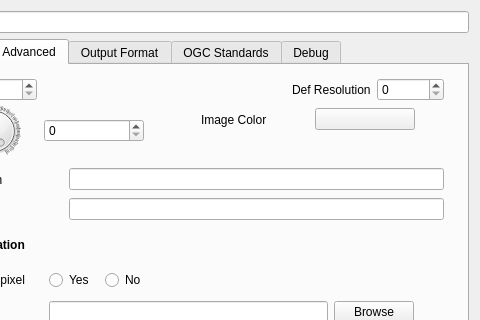
Above: mapsettings.ui from QMapfileEditor/QMapfileEditor before the change; both pictures show x 120 to 600 and y 0 to 320 of the 600 by 500 pixel window. Below: the same form after it.
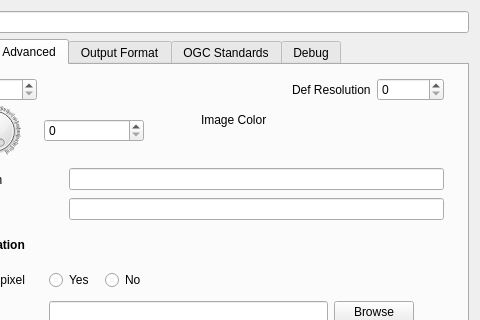
That is the form after the change. The open tabs and pages were chosen to show the change. Icons and pictures are not drawn.

Commit message: First step to save parameter from forms to mapObj

What changed in the file:
```diff
--- a/mapsettings.ui
+++ b/mapsettings.ui
@@ -863,9 +863,18 @@
             <height>16777215</height>
            </size>
           </property>
+          <property name="autoFillBackground">
+           <bool>false</bool>
+          </property>
           <property name="text">
            <string/>
           </property>
+          <property name="default">
+           <bool>false</bool>
+          </property>
+          <property name="flat">
+           <bool>true</bool>
+          </property>
          </widget>
         </item>
        </layout>
```
Left out of the diff: 6 changed lines with no effect on the pictures. The commit also changes 4 other files.
